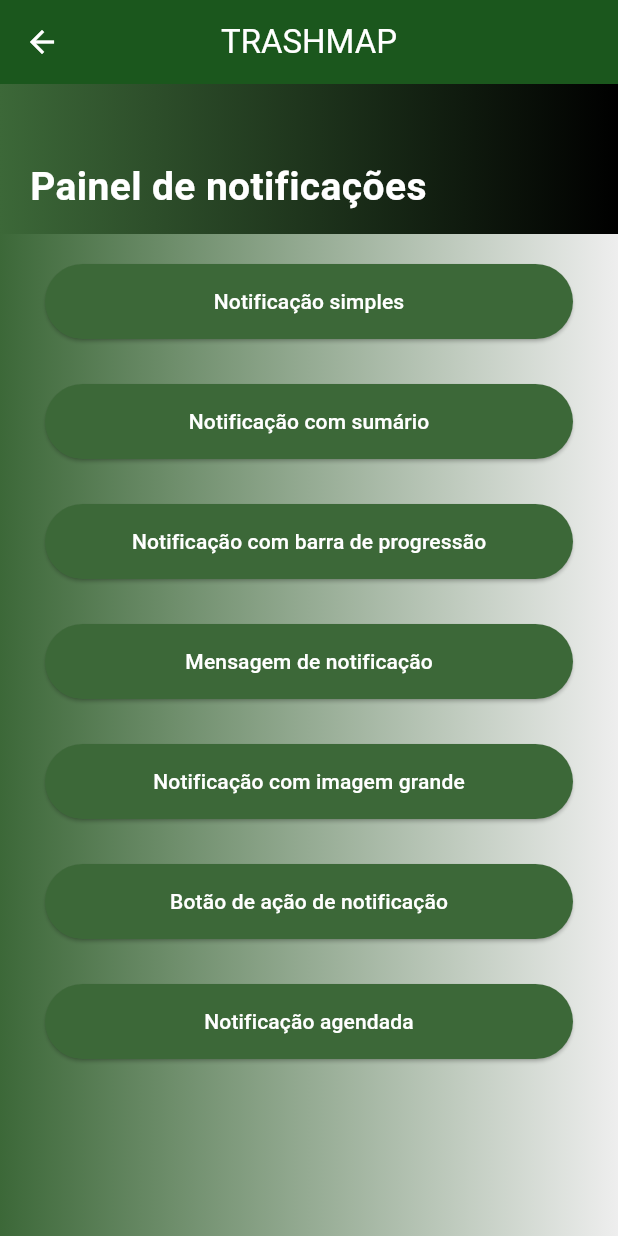
After one commit to Wetto27/trashmap, a Flutter app: the NotificationPage screen opened directly, after a tap on "Botão de ação de notificação", on a phone screen of 412 x 824 dp. The commit adds this screen. Run offline on Flutter 3.47's test engine with Material 3 defaults, Android fonts, the phone set to English and light mode, and no system bars; our stand-ins replace awesome_notifications, cloud_firestore, firebase_core, google_maps_flutter, location, permission_handler; accounts and stored records are empty.

Commit message:
adicionado notificações

```diff
--- /dev/null
+++ b/lib/pages/custom_app_bar.dart
@@ -0,0 +1,17 @@
+import 'package:flutter/material.dart';
+
+PreferredSizeWidget customAppBar(BuildContext context, String title) {
+  return AppBar(
+    backgroundColor: const Color(0xFF1B571D),
+    centerTitle: true,
+    title: Text(
+      title,
+      style: TextStyle(color: Colors.white),
+    ),
+    leading: IconButton(
+      icon: Icon(Icons.arrow_back, color: Colors.white),
+      onPressed: () => Navigator.of(context).pop(),
+    ),
+    iconTheme: IconThemeData(color: Colors.white),
+  );
+}
--- a/lib/pages/first_page.dart
+++ b/lib/pages/first_page.dart
@@ -34,7 +34,7 @@ class _firstPageState extends State<firstPage> {
                   width: 250,
                   child: ElevatedButton(
                     style: const ButtonStyle(
-                      backgroundColor: MaterialStatePropertyAll<Color>(
+                      backgroundColor: WidgetStatePropertyAll<Color>(
                         Color(0xFF1B571D),
                       ),
                     ),
--- a/lib/pages/home_page.dart
+++ b/lib/pages/home_page.dart
@@ -12,7 +12,7 @@ class _HomePageState extends State<HomePage> {
   @override
   Widget build(BuildContext context) {
     return Scaffold(
-      body: MyApp(),
+      body: MapController(),
     );
   }
 }
--- a/lib/pages/login_page.dart
+++ b/lib/pages/login_page.dart
@@ -1,4 +1,5 @@
 import 'package:flutter/material.dart';
+import 'package:trashmap/pages/custom_app_bar.dart';
 
 class LoginPage extends StatefulWidget {
   const LoginPage({super.key});
@@ -26,6 +27,7 @@ class _LoginPageState extends State<LoginPage> {
   @override
   Widget build(BuildContext context) {
     return Scaffold(
+      appBar: customAppBar(context, 'Pagina de login'),
       body: SizedBox(
         width: MediaQuery.of(context).size.width,
         height: MediaQuery.of(context).size.height,
@@ -82,7 +84,7 @@ class _LoginPageState extends State<LoginPage> {
                   width: 325,
                   child: ElevatedButton(
                     style: const ButtonStyle(
-                      backgroundColor: MaterialStatePropertyAll<Color>(
+                      backgroundColor: WidgetStatePropertyAll<Color>(
                         Color(0xFF1B571D),
                       ),
                     ),
--- a/lib/pages/main.dart
+++ b/lib/pages/main.dart
@@ -1,9 +1,12 @@
 import 'package:firebase_core/firebase_core.dart';
 import 'package:flutter/material.dart';
 import 'package:trashmap/pages/app_widget.dart';
+import 'package:trashmap/pages/notification_services.dart';
 
 void main() async {
+
     WidgetsFlutterBinding.ensureInitialized();
+    await NotificationService.initializeNotification();
     await Firebase.initializeApp(
   options: FirebaseOptions(
     apiKey: 'AIzaSyDYv02W_296o_kMTOrl4DKwSfn_AbP_gG0',
--- /dev/null
+++ b/lib/pages/notification_button.dart
@@ -0,0 +1,37 @@
+import 'package:flutter/material.dart';
+
+class NotificationButton extends StatelessWidget {
+  const NotificationButton({
+    required this.onPressed,
+    required this.text,
+    super.key,
+    });
+
+    final VoidCallback onPressed;
+    final String text;
+
+    @override
+    Widget build(BuildContext context) {
+      return Padding(
+        padding: const EdgeInsets.only(
+          left: 30.0,
+        right: 30.0,
+        top: 20,
+        bottom: 10,
+        ),
+        child: SizedBox(
+          width: MediaQuery.of(context).size.width,
+          height: 50,
+          child: ElevatedButton(
+            style: ElevatedButton.styleFrom(
+              shadowColor: Theme.of(context).shadowColor,
+              backgroundColor: Theme.of(context).primaryColor,
+              foregroundColor: Colors.white,
+            ),
+            onPressed: onPressed,
+            child: Text(text),
+          ),
+        ),
+      );
+    }
+}
--- /dev/null
+++ b/lib/pages/notification_page.dart
@@ -0,0 +1,120 @@
+import 'package:awesome_notifications/awesome_notifications.dart';
+import 'package:flutter/material.dart';
+import 'package:trashmap/pages/custom_app_bar.dart';
+import 'package:trashmap/pages/notification_button.dart';
+import 'package:trashmap/pages/notification_services.dart';
+import 'package:trashmap/pages/top_bar.dart';
+
+class NotificationPage extends StatelessWidget {
+  const NotificationPage({super.key});
+
+  @override
+  Widget build(BuildContext context) {
+    return Scaffold(
+      appBar: customAppBar(context, 'TRASHMAP'),
+      backgroundColor: Colors.blue,
+      body: Container(
+        decoration: BoxDecoration(
+          gradient: LinearGradient(
+            colors: [
+              Theme.of(context).primaryColor,
+              Colors.grey[200]!,
+            ],
+          )),
+        child: Column(
+          crossAxisAlignment: CrossAxisAlignment.center,
+          mainAxisAlignment: MainAxisAlignment.start,
+          children: [
+            const TopBar(title: 'Painel de notificações'),
+            NotificationButton(
+              text: "Notificação simples",
+              onPressed: () async {
+                await NotificationService.showNotification(
+                  title: "Dia de botar o lixo para fora",
+                  body: "O motorista começou sua rota!",
+                );
+              }
+            ),
+            NotificationButton(
+              text: "Notificação com sumário",
+              onPressed: () async {
+                await NotificationService.showNotification(
+                  title: "Titulo da notificação",
+                  body: "Corpo da notificação",
+                  summary: "Pequeno sumário da notificação",
+                  notificationLayout: NotificationLayout.Inbox,
+                );
+              },
+            ),
+            NotificationButton(
+              text: "Notificação com barra de progressão",
+              onPressed: () async {
+                await NotificationService.showNotification(
+                  title: "Titulo da notificação",
+                  body: "Corpo da notificação",
+                  summary: "Pequeno sumário da notificação",
+                  notificationLayout: NotificationLayout.ProgressBar,
+                );
+              },
+            ),
+            NotificationButton(
+            text: "Mensagem de notificação",
+            onPressed: () async {
+               await NotificationService.showNotification(
+                  title: "Titulo da notificação",
+                  body: "Corpo da notificação",
+                  summary: "Pequeno sumário da notificação",
+                  notificationLayout: NotificationLayout.Messaging,
+               );
+             },
+            ),
+            NotificationButton(
+              text: "Notificação com imagem grande",
+              onPressed: () async {
+                await NotificationService.showNotification(
+                  title: "Titulo da notificação",
+                  body: "Corpo da notificação",
+                  summary: "Pequeno sumário da notificação",
+                  notificationLayout: NotificationLayout.BigPicture,
+                  bigPicture:
+                      "https://files.tecnoblog.net/wp-content/uploads/2019/09/emoji.jpg",
+                );
+              },
+            ),
+            NotificationButton(
+              text: "Botão de ação de notificação",
+              onPressed: () async {
+                 await NotificationService.showNotification(
+                  title: "Titulo da notificação",
+                  body: "Corpo da notificação",
+                  payload: {
+                   "navigate": "true",
+                  },
+                  actionButtons: [
+                    NotificationActionButton(
+                      key: 'check',
+                      label: 'check it out',
+                      actionType: ActionType.SilentAction,
+                      color: Colors.green,
+                    )
+                  ]
+                 );
+              },
+            ),
+            NotificationButton(
+              text: "Notificação agendada",
+              onPressed: () async {
+                await NotificationService.showNotification(
+                  title: "Notificação agendada",
+                  body: "Notificação enviada após 5 segundos",
+                  scheduled: true,
+                  interval: 5,
+                );
+              },
+            ),
+          ],
+        ),
+      ),
+    );
+  }
+}
--- /dev/null
+++ b/lib/pages/notification_services.dart
@@ -0,0 +1,119 @@
+import 'package:awesome_notifications/awesome_notifications.dart';
+import 'package:flutter/material.dart';
+import 'package:trashmap/pages/home_page.dart';
+import 'package:trashmap/pages/map_controller.dart';
+
+class NotificationService {
+  static Future<void> initializeNotification() async {
+    await AwesomeNotifications().initialize(
+      null,
+      [
+        NotificationChannel(
+          channelGroupKey: 'high_importance_channel',
+          channelKey: 'high_importance_channel',
+          channelName: 'Basic notifications',
+          channelDescription: 'Notification channel for basic tests',
+          defaultColor: const Color(0xFF9D50DD),
+          ledColor: Colors.white,
+          importance: NotificationImportance.Max,
+          channelShowBadge: true,
+          onlyAlertOnce: true,
+          playSound: true,
+          criticalAlerts: true,
+        )
+      ],
+      channelGroups: [
+        NotificationChannelGroup(
+          channelGroupKey: 'high_importance_channel_group',
+          channelGroupName: 'Group 1',
+        )
+      ],
+      debug: true,
+    );
+
+    await AwesomeNotifications().isNotificationAllowed().then(
+     (isAllowed) async {
+        if (!isAllowed) {
+          await AwesomeNotifications().requestPermissionToSendNotifications();
+        }
+      },
+    );
+    await AwesomeNotifications().setListeners(
+      onActionReceivedMethod: onActionReceivedMethod,
+      onNotificationCreatedMethod: onNotificationCreatedMethod,
+      onNotificationDisplayedMethod: onNotificationDisplayedMethod,
+      onDismissActionReceivedMethod: onDismissActionReceivedMethod,
+    );
+  }
+
+  // use este método para detectar quando uma notificação é criada
+  static Future<void> onNotificationCreatedMethod(
+      ReceivedNotification receivedNotification) async {
+        debugPrint('onNotificationCreatedMethod');
+      }
+
+  // use este método para detectar toda vez que uma notificação é exibida
+  static Future<void> onNotificationDisplayedMethod(
+    ReceivedNotification receivedNotification) async {
+      debugPrint('onNotificationDisplayedMethod');
+    }
+
+  // use este método para detectar quando uma notificação é consumida
+  static Future<void> onDismissActionReceivedMethod(
+    ReceivedAction receivedAction) async {
+      debugPrint('onDismissActionReceivedMethod');
+    }
+
+  // use este método para detectar quando o usuário clica em uma notificação ou botão de ação
+      static Future<void> onActionReceivedMethod(
+        ReceivedAction receivedAction) async {
+          debugPrint('onActionReceivedMethod');
+          final payload = receivedAction.payload ?? {};
+          if(payload["navigate"] == "true") {
+            MapController.navigatorKey.currentState?.push(
+              MaterialPageRoute(
+                builder: (_) => const HomePage(),
+              ),
+            );
+          }
+        }
+        static Future<void> showNotification({
+          required final String title,
+          required final String body,
+          final String? summary,
+          final Map<String, String>? payload,
+          final ActionType actionType = ActionType.Default,
+          final NotificationLayout notificationLayout = NotificationLayout.Default,
+          final NotificationCategory? category,
+          final String? bigPicture,
+          final List<NotificationActionButton>? actionButtons,
+          final bool scheduled = false,
+          final int? interval,
+        }) async {
+          assert(!scheduled || (scheduled && interval != null));
+
+          await AwesomeNotifications().createNotification(
+            content: NotificationContent(
+            id: -1,
+            channelKey: 'high_importance_channel',
+            title: title,
+            body: body,
+            actionType: actionType,
+            notificationLayout: notificationLayout,
+            summary: summary,
+            category: category,
+            payload: payload,
+            bigPicture: bigPicture,
+            ),
+            actionButtons: actionButtons,
+            schedule: scheduled
+              ? NotificationInterval(
+                interval: interval,
+                timeZone:
+                    await AwesomeNotifications().getLocalTimeZoneIdentifier(),
+                    preciseAlarm: true,
+              )
+              : null,
+          );
+        }
+     }
--- /dev/null
+++ b/lib/pages/top_bar.dart
@@ -0,0 +1,37 @@
+import 'package:flutter/material.dart';
+
+class TopBar extends StatelessWidget {
+  final String title;
+
+  const TopBar({
+    required this.title,
+    super.key,
+  });
+
+  @override
+  Widget build(BuildContext context) {
+    return Container(
+      width: MediaQuery.of(context).size.width,
+      height: 100,
+      decoration: BoxDecoration(
+        gradient: LinearGradient(
+          colors: [
+            Theme.of(context).primaryColor,
+            Theme.of(context).shadowColor,
+          ],
+        ),
+      ),
+      child: Padding(
+        padding: const EdgeInsets.fromLTRB(20, 50, 20, 0),
+        child: Text(
+          title,
+          style: const TextStyle(
+            color: Colors.white,
+            fontSize: 26,
+            fontWeight: FontWeight.bold,
+          ),
+        ),
+      ),
+    );
+  }
+}
--- a/pubspec.yaml
+++ b/pubspec.yaml
@@ -40,6 +40,9 @@ dependencies:
   cloud_firestore: ^4.17.5
   firebase_core: ^2.32.0
   permission_handler: ^11.3.1
+  firebase_messaging: ^14.9.4
+  flutter_local_notifications: ^17.2.1+2
+  awesome_notifications: ^0.9.3+1
 
 
 dev_dependencies:
```
Also changed, not shown: lib/pages/map_controller.dart (+14 -16 lines), lib/pages/map_page.dart (+5 -4 lines), lib/pages/register_page.dart (+4 -11 lines), pubspec.lock, 1 other file.
